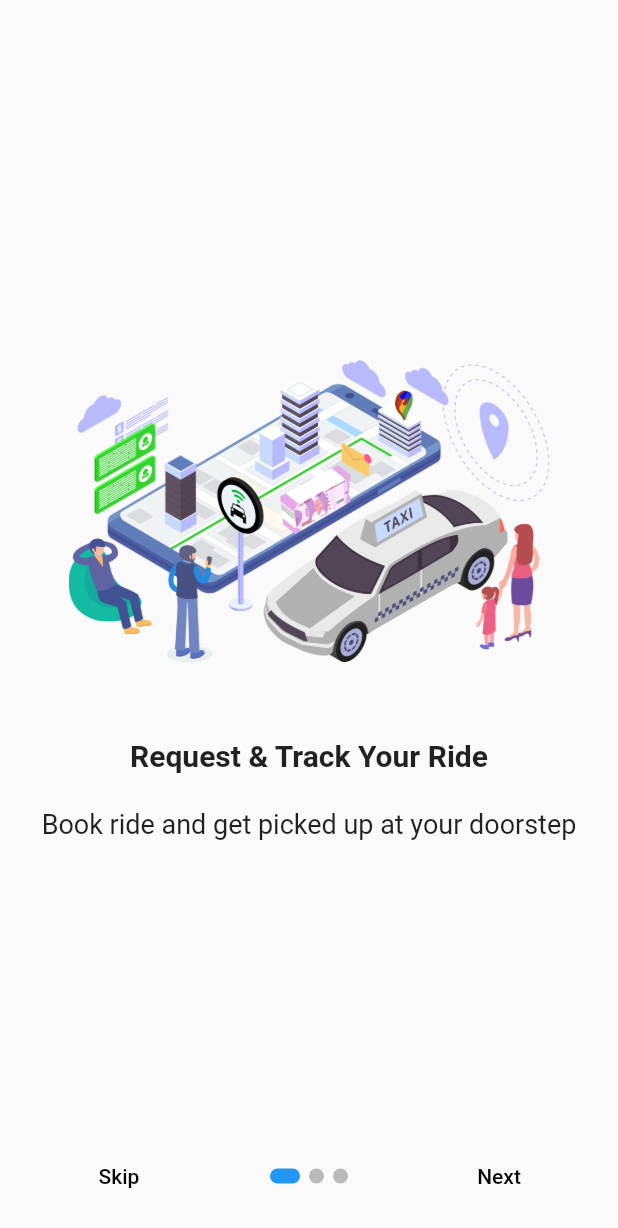
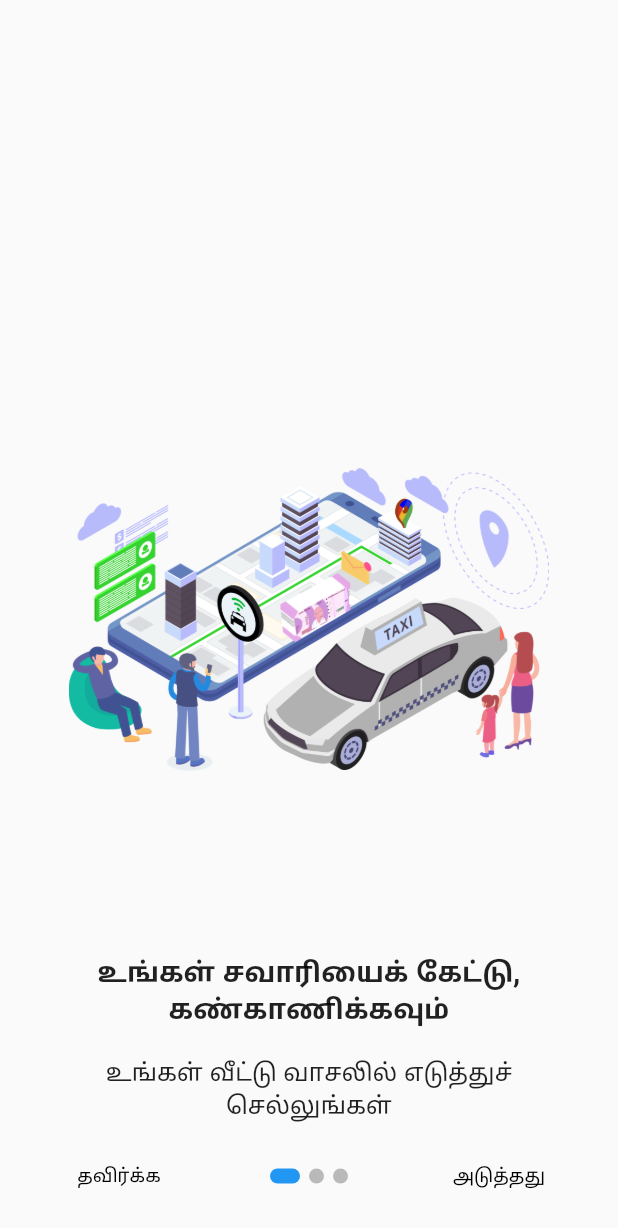
Before and after one commit to Sulthana12/AFAR-IOSUser, a Flutter app: the screen it shows after launch, after a tap on "தமிழ்", on a phone screen of 412 x 824 dp. Shown: the top 1228 px of the screen. Run offline on Flutter 3.47's test engine with Material 2 defaults, Android fonts, the phone set to English and light mode, and no system bars; drawn by our look-alikes of introduction_screen; our stand-ins replace auto_size_text, cloud_firestore, firebase_auth, firebase_core, firebase_storage, flutter_countdown_timer and 14 more; missing offline and left inert: blurry, email_auth, flutter_google_places, flutter_polyline_points, google_api_headers and 4 more; accounts and stored records are empty; network calls fail.

Commit message:
Translation done till register page

```diff
--- a/lib/components/already_have_account.dart
+++ b/lib/components/already_have_account.dart
@@ -1,4 +1,5 @@
 import 'package:flutter/material.dart';
+import 'package:get/get.dart';
 
 class AlreadyHaveAnAccountCheck extends StatelessWidget {
   final bool login;
@@ -15,13 +16,13 @@ class AlreadyHaveAnAccountCheck extends StatelessWidget {
       mainAxisAlignment: MainAxisAlignment.center,
       children: <Widget>[
         Text(
-          login ? "Don’t have an Account ? " : "Already have an Account ? ",
+          login ? "dontAcc".tr : "alreadyAcc".tr,
           style: const TextStyle(color: Colors.black),
         ),
         GestureDetector(
           onTap: press as void Function()?,
           child: Text(
-            login ? "Sign Up" : "Login",
+            login ? "signUp".tr : "logIn".tr,
             style: const TextStyle(
               color: Colors.blue,
               fontWeight: FontWeight.bold,
--- a/lib/components/or_divider.dart
+++ b/lib/components/or_divider.dart
@@ -1,4 +1,5 @@
 import 'package:flutter/material.dart';
+import 'package:get/get.dart';
 
 class OrDivider extends StatelessWidget {
   const OrDivider({Key? key}) : super(key: key);
@@ -12,10 +13,10 @@ class OrDivider extends StatelessWidget {
       child: Row(
         children: <Widget>[
           buildDivider(),
-          const Padding(
+          Padding(
             padding: EdgeInsets.symmetric(horizontal: 10),
             child: Text(
-              "OR",
+              "or".tr,
               style: TextStyle(
                 color: Colors.grey,
                 fontWeight: FontWeight.w600,
--- a/lib/main.dart
+++ b/lib/main.dart
@@ -19,9 +19,9 @@ Future<void> main() async {
   WidgetsFlutterBinding.ensureInitialized();
   await Firebase.initializeApp();
   SharedPreferences prefs = await SharedPreferences.getInstance();
-  initScreen = prefs.getInt("initScreen");
-  await prefs.setInt("initScreen", 1);
-  print('initScreen $initScreen');
+  // initScreen = prefs.getInt("initScreen");
+  // await prefs.setInt("initScreen", 1);
+  // print('initScreen $initScreen');
 
   isLoggedIn = (prefs.getBool('isLoggedIn') == null)
       ? false
--- a/lib/onboarding_page/view/onboard_page_view.dart
+++ b/lib/onboarding_page/view/onboard_page_view.dart
@@ -1,5 +1,6 @@
 import 'package:afar_cabs_user/onboarding_page/view/sign_in_up_intro.dart';
 import 'package:flutter/material.dart';
+import 'package:get/get.dart';
 import 'package:introduction_screen/introduction_screen.dart';
 
 
@@ -16,38 +17,38 @@ class OnboardingScreen extends StatelessWidget {
       // globalBackgroundColor: Colors.pink.shade100,
       pages: [
         PageViewModel(
-          title: "Request & Track Your Ride",
-          body: "Book ride and get picked up at your doorstep",
+          title: "tut1Title".tr,
+          body: "tut1Body".tr,
           image: Image.asset("assets/onboard/tut_1.png", height: 270.0, width: 320.0,),
           decoration: PageDecoration(
               imagePadding: EdgeInsets.only(top: size.height * 0.25),
-              titlePadding: const EdgeInsets.only(bottom: 24.0),
+              titlePadding: const EdgeInsets.only(bottom: 18.0),
               bodyFlex: 0,
-              imageFlex: 0,
+              imageFlex: 3,
+              bodyAlignment: Alignment.bottomCenter,
+              imageAlignment: Alignment.center,
+          ),
+        ),
+        PageViewModel(
+          title: "tut2Title".tr,
+          body: "tut2Body".tr,
+          image: Image.asset("assets/onboard/tut_2.png", height: 270.0),
+          decoration: PageDecoration(
+              imagePadding: EdgeInsets.only(top: size.height * 0.25),
+              titlePadding: const EdgeInsets.only(bottom: 18.0),
+              bodyFlex: 1,
+              imageFlex: 2,
               bodyAlignment: Alignment.bottomCenter,
               imageAlignment: Alignment.center
           ),
         ),
         PageViewModel(
-          title: "Select your route",
-          body: "Travel with Safety - Share your locations to Lovable Person",
-          image: Image.asset("assets/onboard/tut_2.png", height: 270.0),
-          decoration: PageDecoration(
-              imagePadding: EdgeInsets.only(top: size.height * 0.25),
-              titlePadding: const EdgeInsets.only(bottom: 24.0),
-              bodyFlex: 0,
-              imageFlex: 0,
-              bodyAlignment: Alignment.bottomCenter,
-              imageAlignment: Alignment.center
-          ),
-        ),
-        PageViewModel(
-          title: "Express courier delivery",
-          body: "Get your packages delivered at the earliest",
+          title: "tut3Title".tr,
+          body: "tut3Body".tr,
           image: Image.asset("assets/onboard/tut_3.png", height: 270.0),
           decoration: PageDecoration(
               imagePadding: EdgeInsets.only(top: size.height * 0.25),
-              titlePadding: const EdgeInsets.only(bottom: 24.0),
+              titlePadding: const EdgeInsets.only(bottom: 18.0),
               bodyFlex: 0,
               imageFlex: 0,
               bodyAlignment: Alignment.bottomCenter,
@@ -57,9 +58,9 @@ class OnboardingScreen extends StatelessWidget {
       ],
       showNextButton: true,
       showSkipButton: true,
-      done: const Text("Get Started", style: TextStyle(color: Colors.black),),
-      skip: const Text("Skip", style: TextStyle(color: Colors.black),),
-      next: const Text("Next", style: TextStyle(color: Colors.black),),
+      done: Text("getStar".tr, style: TextStyle(color: Colors.black, overflow: TextOverflow.ellipsis,),),
+      skip: Text("skip".tr, style: TextStyle(color: Colors.black),),
+      next: Text("next".tr, style: TextStyle(color: Colors.black),),
       onDone: () {
         Navigator.push(
           context,
--- a/lib/search_screen/view/search_screen_view.dart
+++ b/lib/search_screen/view/search_screen_view.dart
@@ -268,7 +268,7 @@ class SearchScreen extends StatelessWidget {
                                     PlacePicker(
                                   enableMyLocationButton: true,
                                   usePlaceDetailSearch: true,
-                                  autocompleteRadius: 5000,
+                                  autocompleteRadius: 2000,
                                   // strictbounds: true,
                                   // autocompleteOffset: 5000,
                                   region: "in",
--- a/lib/settings_page/view/settings_page_view.dart
+++ b/lib/settings_page/view/settings_page_view.dart
@@ -54,7 +54,7 @@ class SettingsPage extends StatelessWidget {
                 onTap: () {
                   Provider.of<LanguageChangeProvider>(context, listen: false)
                       .changeLocale("en");
-                  Navigator.pop(context);
+                  // Navigator.pop(context);
                 },
               ),
               ListTile(
@@ -63,7 +63,7 @@ class SettingsPage extends StatelessWidget {
                 onTap: () {
                   Provider.of<LanguageChangeProvider>(context, listen: false)
                       .changeLocale("ta");
-                  Navigator.pop(context);
+                  // Navigator.pop(context);
                 },
               ),
             ],
--- a/lib/translation/translation_string.dart
+++ b/lib/translation/translation_string.dart
@@ -8,12 +8,80 @@ class TransalationString extends Translations {
           'english': 'English',
           'tamil': 'தமிழ்',
           'langPrefs': 'Language Preferences',
+          'tut1Title': 'Request & Track Your Ride',
+          'tut1Body': 'Book ride and get picked up at your doorstep',
+          'tut2Title': 'Select your route',
+          'tut2Body': 'Travel with Safety - Share your locations to Lovable Person',
+          'tut3Title': 'Express courier delivery',
+          'tut3Body': 'Get your packages delivered at the earliest',
+          'getStar': 'Get Started',
+          'skip': 'Skip',
+          'next': 'Next',
+          'welcome': 'Welcome',
+          'welcomeDesc': 'Begin your travel with Afar Cabs in the most safest and leisure way',
+          'signIn': 'Sign In',
+          'signUp': 'Sign Up',
+          'logIn': 'Login',
+          'letStart': 'Let\'s Get Started',
+          'createAcc': 'Create an account',
+          'emailErr': 'Enter a valid email',
+          'email': 'Email Address',
+          'phoneErr': 'Phone number must be 10 digits',
+          'phone': 'Phone',
+          'referCode': 'Have a referral code? ',
+          'clickHere': 'click here',
+          'toEnterRef': ' to enter referral code',
+          'referCodeText': 'Referral Code',
+          'enterRefCode': 'Enter referral code',
+          'referCodeErr': 'It should not be empty!',
+          'apply': 'Apply',
+          'signUpFormErr': 'Must give anyone correctly',
+          'signUpFormErrDesc': 'You must give either email or phone number.',
+          'dontAcc': 'Don’t have an Account ? ',
+          'alreadyAcc': 'Already have an Account ? ',
+          'or': 'OR',
+          'popupRefTit': 'Enter the referral code and get Rs.50 each in your AFAR CABS Wallet',
+          'popupRefDesc': 'Apply before your first ride is scheduled',
         },
 
         'ta_IN': {
           'english': 'English',
           'tamil': 'தமிழ்',
           'langPrefs': 'மொழி விருப்பத்தேர்வுகள்',
+          'tut1Title': 'உங்கள் சவாரியைக் கேட்டு, கண்காணிக்கவும்',
+          'tut1Body': 'உங்கள் வீட்டு வாசலில் எடுத்துச் செல்லுங்கள்',
+          'tut2Title': 'உங்கள் வழியைத் தேர்ந்தெடுக்கவும்',
+          'tut2Body': 'பாதுகாப்போடு பயணம் செய்யுங்கள் - உங்கள் இருப்பிடங்களை அன்பான நபருடன் பகிர்ந்து கொள்ளுங்கள்',
+          'tut3Title': 'எக்ஸ்பிரஸ் கூரியர் டெலிவரி',
+          'tut3Body': 'உங்கள் பேக்கேஜ்களை சீக்கிரம் டெலிவரி செய்யுங்கள்',
+          'getStar': 'தொடங்குங்கள்',
+          'skip': 'தவிர்க்க',
+          'next': 'அடுத்தது',
+          'welcome': 'வரவேற்கிறோம்',
+          'welcomeDesc': 'அஃபார் கேப்ஸுடன் உங்கள் பயணத்தை மிகவும் பாதுகாப்பாக தொடங்குங்கள்',
+          'signIn': 'உள்நுழைய',
+          'signUp': 'பதிவு செய்ய',
+          'logIn': 'உள்நுழைய',
+          'letStart': 'தொடங்குவோம்',
+          'createAcc': 'கணக்கை உருவாக்க',
+          'emailErr': 'சரியான மின்னஞ்சலை உள்ளிடவும்',
+          'email': 'மின்னஞ்சல் முகவரி',
+          'phoneErr': 'தொலைபேசி எண் 10 இலக்கங்களாக இருக்க வேண்டும்',
+          'phone': 'தொலைபேசி எண்',
+          'referCode': 'பரிந்துரை குறியீடு உள்ளதா? ',
+          'clickHere': 'இங்கே கிளிக் செய்யவும்',
+          'toEnterRef': ' பரிந்துரை குறியீட்டை உள்ளிட',
+          'referCodeText': 'பரிந்துரை குறியீடு',
+          'enterRefCode': 'பரிந்துரை குறியீட்டை உள்ளிடவும்',
+          'referCodeErr': 'அது காலியாக இருக்கக்கூடாது!',
+          'apply': 'விண்ணப்பிக்க',
+          'signUpFormErr': 'ஏதாவது ஒன்று சரியாக கொடுக்க வேண்டும்',
+          'signUpFormErrDesc': 'நீங்கள் மின்னஞ்சல் அல்லது தொலைபேசி எண்ணை வழங்க வேண்டும்.',
+          'dontAcc': 'கணக்கு இல்லையா ? ',
+          'alreadyAcc': 'ஏற்கனவே ஒரு கணக்கு உள்ளதா ? ',
+          'or': 'அல்லது',
+          'popupRefTit': 'பரிந்துரைக் குறியீட்டை உள்ளிட்டு, உங்கள் AFAR CABS வாலட்டில் தலா ரூ.50 பெறுங்கள்',
+          'popupRefDesc': 'உங்கள் முதல் சவாரி திட்டமிடப்படுவதற்கு முன் விண்ணப்பிக்கவும்',
         },
 
         //add more language here
```
Also changed, not shown: lib/components/custom_referral_container.dart (+10 -10 lines), lib/onboarding_page/view/sign_in_up_intro.dart (+7 -6 lines), lib/sign_in_up_page/view/sign_up_page.dart (+20 -20 lines).
